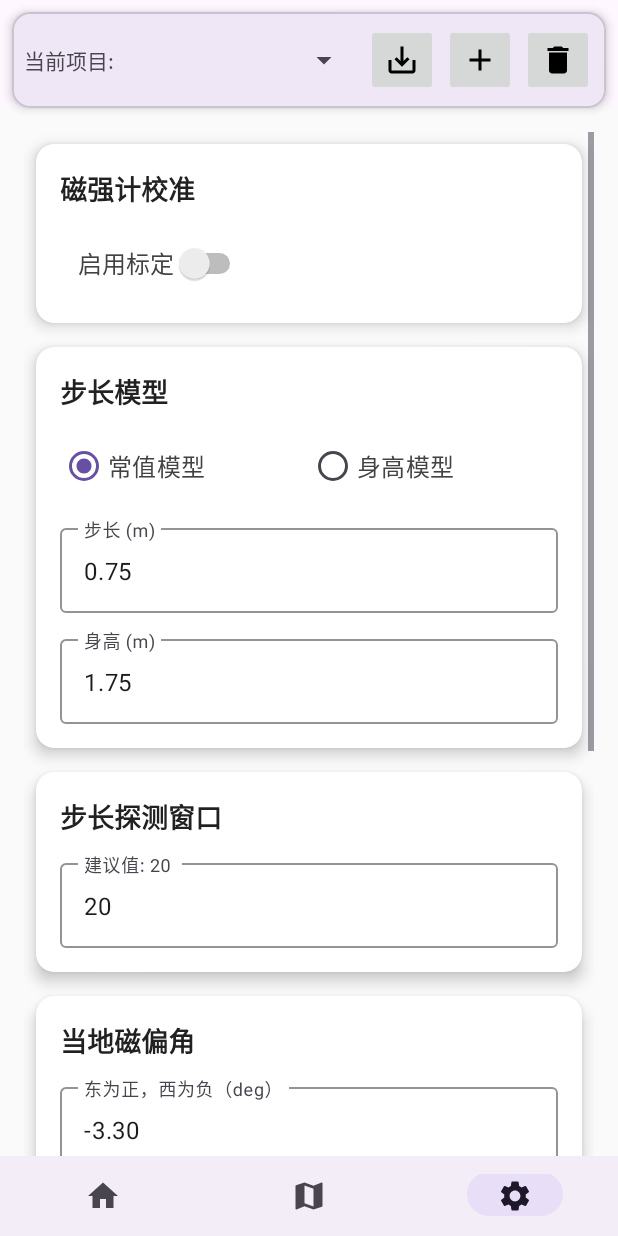
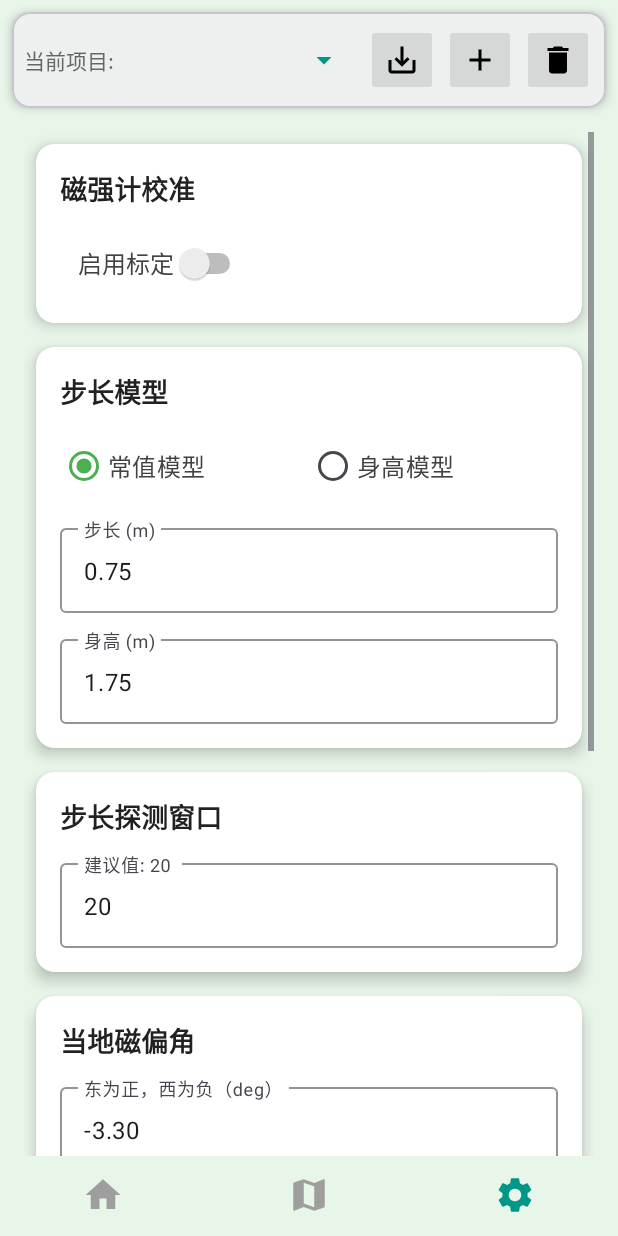
Before and after one commit to Irrring/PDR-Android, an Android app: the screen it shows after launch (MainActivity), item 3 of the bottom bar chosen, on a phone screen of 412 x 824 dp. Run offline under Robolectric (Android 15) with nearby library versions, the phone set to English and light mode, and no system bars; libraries missing offline, so code that uses them is left out: com.amap.api, com.github.mikephil.charting, org.apache.commons; 23 statements that could not run were skipped.

Commit message:
Updated UI to green color scheme and modified sensor data storage for Android 10+.

```diff
--- a/app/src/main/AndroidManifest.xml
+++ b/app/src/main/AndroidManifest.xml
@@ -33,7 +33,7 @@
         android:label="@string/app_name"
         android:roundIcon="@mipmap/ic_launcher_round"
         android:supportsRtl="true"
-        android:theme="@style/Theme.NewPDR"
+        android:theme="@style/Theme.StepNav"
         android:requestLegacyExternalStorage="true"
         tools:targetApi="31">
 
--- /dev/null
+++ b/app/src/main/res/color/selector_bottom_nav.xml
@@ -0,0 +1,5 @@
+<?xml version="1.0" encoding="utf-8"?>
+<selector xmlns:android="http://schemas.android.com/apk/res/android">
+    <item android:color="@color/selected_green" android:state_checked="true"/>
+    <item android:color="@color/unselected_gray"/>
+</selector>
--- a/app/src/main/res/drawable/floor_bar_gradient.xml
+++ b/app/src/main/res/drawable/floor_bar_gradient.xml
@@ -1,8 +1,8 @@
 <?xml version="1.0" encoding="utf-8"?>
 <shape xmlns:android="http://schemas.android.com/apk/res/android">
     <gradient
-        android:startColor="#BB86FC"
-        android:endColor="#6200EE"
+        android:startColor="@color/primary_green"
+        android:endColor="@color/dark_green"
         android:angle="90" />
     <corners android:radius="4dp" />
 </shape>
--- a/app/src/main/res/layout/activity_main.xml
+++ b/app/src/main/res/layout/activity_main.xml
@@ -21,12 +21,12 @@
             android:orientation="horizontal"
             android:padding="8dp">
 
-            <!-- 项目标签 -->
             <TextView
                 android:layout_width="wrap_content"
                 android:layout_height="match_parent"
                 android:gravity="center_vertical"
-                android:text="当前项目:"/>
+                android:text="当前项目:"
+                android:textColor="@color/text_secondary" />
 
             <!-- 项目选择器 -->
             <Spinner
@@ -34,7 +34,8 @@
                 android:layout_width="0dp"
                 android:layout_height="match_parent"
                 android:layout_weight="2"
-                android:layout_marginStart="8dp"/>
+                android:layout_marginStart="8dp"
+                android:backgroundTint="@color/selected_green" />
 
             <!-- 新增保存按钮 -->
             <ImageButton
@@ -43,7 +44,7 @@
                 android:layout_height="48dp"
                 android:layout_marginStart="4dp"
                 android:contentDescription="保存项目"
-                android:src="@drawable/ic_save"/>
+                android:src="@drawable/ic_save" /> <!-- 设置图标颜色为绿色系 -->
 
             <!-- 原有功能按钮 -->
             <ImageButton
@@ -75,10 +76,17 @@
         app:layout_constraintBottom_toTopOf="@id/bottom_navigation" />
 
     <com.google.android.material.bottomnavigation.BottomNavigationView
+        style="@style/BottomNavStyle"
         android:id="@+id/bottom_navigation"
         android:layout_width="match_parent"
         android:layout_height="53dp"
         app:layout_constraintBottom_toBottomOf="parent"
-        app:menu="@menu/bottom_nav_menu"/>
+        app:menu="@menu/bottom_nav_menu"
+        android:background="?android:attr/windowBackground"
+        app:itemHorizontalTranslationEnabled="false"
+        android:paddingTop="4dp"
+        android:paddingBottom="4dp"
+        app:itemIconSize="28dp"
+        app:labelVisibilityMode="labeled"/>
 
 </androidx.constraintlayout.widget.ConstraintLayout>
--- a/app/src/main/res/layout/activity_project_list.xml
+++ b/app/src/main/res/layout/activity_project_list.xml
@@ -2,6 +2,7 @@
 <RelativeLayout xmlns:android="http://schemas.android.com/apk/res/android"
     android:layout_width="match_parent"
     android:layout_height="match_parent"
+    android:background="@color/bg_light_green"
     android:padding="16dp">
 
     <!-- 顶部提示文本 -->
--- a/app/src/main/res/layout/dialog_magnetometer_calibration.xml
+++ b/app/src/main/res/layout/dialog_magnetometer_calibration.xml
@@ -5,6 +5,7 @@
     android:layout_width="match_parent"
     android:layout_height="wrap_content"
     android:layout_margin="16dp"
+    android:background="@color/bg_light_green"
     app:cardCornerRadius="8dp"
     app:cardElevation="8dp">
 
--- a/app/src/main/res/layout/fragment_map.xml
+++ b/app/src/main/res/layout/fragment_map.xml
@@ -5,7 +5,7 @@
     android:id="@+id/fragment_map_container"
     android:layout_width="match_parent"
     android:layout_height="match_parent"
-    android:background="#FAFAFA"
+    android:background="@color/bg_light_green"
     android:padding="12dp">
 
     <!-- 上半部分：局部地图和楼层条的容器 -->
@@ -13,7 +13,7 @@
         android:id="@+id/top_container"
         android:layout_width="0dp"
         android:layout_height="0dp"
-        app:layout_constraintHeight_percent="0.58"
+        app:layout_constraintHeight_percent="0.48"
         app:cardElevation="6dp"
         app:cardCornerRadius="12dp"
         app:layout_constraintTop_toTopOf="parent"
@@ -76,7 +76,7 @@
                         app:layout_constraintStart_toStartOf="parent"
                         app:layout_constraintEnd_toEndOf="parent"
                         app:layout_constraintHeight_default="percent"
-                        app:layout_constraintHeight_percent="0.5" />
+                        app:layout_constraintHeight_percent="0.85" />
 
                     <TextView
                         android:id="@+id/floor_text"
--- a/app/src/main/res/layout/fragment_settings.xml
+++ b/app/src/main/res/layout/fragment_settings.xml
@@ -5,7 +5,7 @@
     android:layout_height="match_parent"
     android:padding="16dp"
     android:clipToPadding="false"
-    android:background="#FAFAFA">
+    android:background="@color/bg_light_green">
 
     <LinearLayout
         android:layout_width="match_parent"
@@ -107,7 +107,7 @@
                     android:layout_height="wrap_content"
                     android:layout_marginTop="12dp"
                     app:hintTextColor="#757575"
-                    app:boxStrokeColor="#6200EE">
+                    app:boxStrokeColor="@color/card_light_green">
 
                     <com.google.android.material.textfield.TextInputEditText
                         android:id="@+id/step_length_input"
@@ -123,7 +123,7 @@
                     android:layout_height="wrap_content"
                     android:layout_marginTop="12dp"
                     app:hintTextColor="#757575"
-                    app:boxStrokeColor="#6200EE">
+                    app:boxStrokeColor="@color/card_light_green">
 
                     <com.google.android.material.textfield.TextInputEditText
                         android:id="@+id/height_input"
@@ -166,7 +166,7 @@
                     android:layout_height="wrap_content"
                     android:layout_marginTop="12dp"
                     app:hintTextColor="#757575"
-                    app:boxStrokeColor="#6200EE">
+                    app:boxStrokeColor="@color/card_light_green">
 
                     <com.google.android.material.textfield.TextInputEditText
                         android:id="@+id/step_window_input"
@@ -209,7 +209,7 @@
                     android:layout_height="wrap_content"
                     android:layout_marginTop="12dp"
                     app:hintTextColor="#757575"
-                    app:boxStrokeColor="#6200EE">
+                    app:boxStrokeColor="@color/card_light_green">
 
                     <com.google.android.material.textfield.TextInputEditText
                         android:id="@+id/magnetic_declination_input"
@@ -262,7 +262,7 @@
                     android:layout_height="wrap_content"
                     android:layout_marginTop="12dp"
                     app:hintTextColor="#757575"
-                    app:boxStrokeColor="#6200EE">
+                    app:boxStrokeColor="@color/card_light_green">
 
                     <com.google.android.material.textfield.TextInputEditText
                         android:id="@+id/initial_floor_input"
@@ -278,7 +278,7 @@
                     android:layout_height="wrap_content"
                     android:layout_marginTop="12dp"
                     app:hintTextColor="#757575"
-                    app:boxStrokeColor="#6200EE">
+                    app:boxStrokeColor="@color/card_light_green">
 
                     <com.google.android.material.textfield.TextInputEditText
                         android:id="@+id/floor_height_input"
@@ -301,7 +301,7 @@
             android:textSize="16sp"
             android:textColor="#FFFFFF"
             app:cornerRadius="8dp"
-            android:backgroundTint="#6200EE"
-            app:rippleColor="#BB86FC" />
+            android:backgroundTint="@color/dark_green"
+            app:rippleColor="@color/card_light_green" />
     </LinearLayout>
 </ScrollView>
--- a/app/src/main/res/values/colors.xml
+++ b/app/src/main/res/values/colors.xml
@@ -1,5 +1,18 @@
 <?xml version="1.0" encoding="utf-8"?>
 <resources>
-    <color name="black">#FF000000</color>
-    <color name="white">#FFFFFFFF</color>
+<color name="bg_light_green">#E8F5E9</color>  <!-- 整体背景色 -->
+<color name="card_light_green">#009688</color>  <!-- 卡片背景色 -->
+<color name="primary_green">#4CAF50</color>  <!-- 按钮主色 -->
+<color name="dark_green">#2E7D32</color>  <!-- 深绿 -->
+<color name="danger_red">#FF6B6B</color>  <!-- 保存按钮警告色 -->
+<color name="text_primary">#333333</color>  <!-- 主文字 -->
+<color name="text_secondary">#666666</color>  <!-- 次要文字 -->
+<color name="black">#FF000000</color>  <!-- 黑色 -->
+<color name="white">#FFFFFF</color>  <!-- 白色 -->
+<color name="card_stroke">?attr/colorOutline</color>  <!-- 使用主题轮廓色 -->
+
+<color name="bottom_nav_color">@color/selector_bottom_nav</color>
+<color name="selected_green">#009688</color>
+<color name="unselected_gray">#9E9E9E</color>
+
 </resources>
--- a/app/src/main/res/values/strings.xml
+++ b/app/src/main/res/values/strings.xml
@@ -1,3 +1,3 @@
 <resources>
-    <string name="app_name">NewPDR</string>
+    <string name="app_name">StepNav</string>
 </resources>
--- a/app/src/main/res/values/themes.xml
+++ b/app/src/main/res/values/themes.xml
@@ -1,9 +1,34 @@
 <resources xmlns:tools="http://schemas.android.com/tools">
-    <!-- Base application theme. -->
-    <style name="Base.Theme.NewPDR" parent="Theme.Material3.DayNight.NoActionBar">
-        <!-- Customize your light theme here. -->
-        <!-- <item name="colorPrimary">@color/my_light_primary</item> -->
+    xmlns:app="http://schemas.android.com/apk/res-auto">
+    <style name="Base.Theme.StepNav" parent="Theme.Material3.DayNight.NoActionBar">
+<!--        <item name="cardViewStyle">@style/ChartStyle</item>-->
     </style>
 
-    <style name="Theme.NewPDR" parent="Base.Theme.NewPDR" />
+    <style name="Theme.StepNav" parent="Base.Theme.StepNav">
+        <!-- 默认字体颜色 -->
+        <item name="android:textColor">@color/text_primary</item>
+        <!-- 按钮风格等 -->
+        <item name="colorPrimary">@color/primary_green</item>
+        <item name="colorPrimaryVariant">@color/dark_green</item>
+        <item name="colorOnPrimary">@color/white</item>
+        <item name="android:statusBarColor">@color/primary_green</item>
+        <item name="android:colorBackground">@color/bg_light_green</item>
+    </style>
+
+    <style name="BottomNavStyle" parent="Widget.MaterialComponents.BottomNavigationView">
+        <item name="itemIconTint">@color/bottom_nav_color</item>
+        <item name="itemTextColor">@color/bottom_nav_color</item>
+        <item name="android:gravity">center</item>
+        <item name="android:layout_gravity">center</item>
+        <item name="android:layout_margin">0dp</item>
+    </style>
+
+    <!-- 按钮通用样式 -->
+    <style name="PrimaryButton">
+        <item name="android:backgroundTint">@color/primary_green</item>
+        <item name="android:textColor">@color/white</item>
+        <item name="cornerRadius">12dp</item>
+        <item name="android:padding">12dp</item>
+    </style>
+
 </resources>
```
Also changed, not shown: app/src/main/java/com/example/newpdr/Fragment/DataFragment.java (+26 -15 lines), app/src/main/res/layout/fragment_data.xml (+173 -166 lines).
